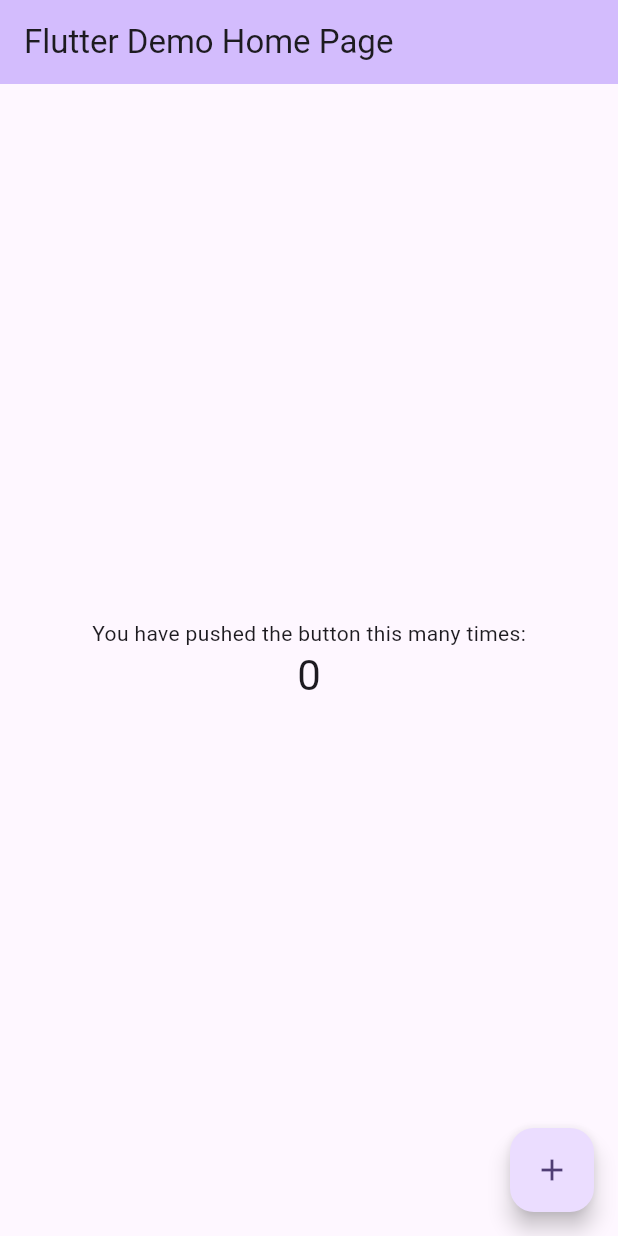
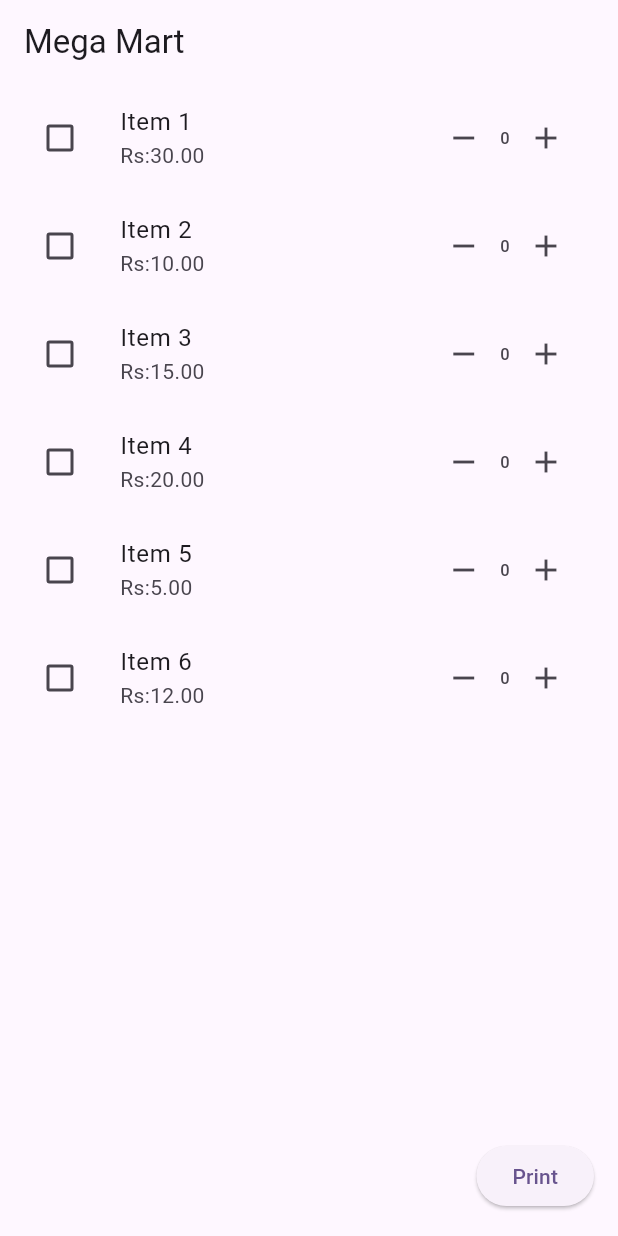
Before and after one commit to CBS-Developments/Receipt-Printing-App, a Flutter app: the screen it shows after launch, on a phone screen of 412 x 824 dp. Run offline on Flutter 3.47's test engine with Material 2 defaults, Android fonts, the phone set to English and light mode, and no system bars; missing offline and left inert: bluetooth_print.

Commit message:
Mega Mart Done

```diff
--- /dev/null
+++ b/rec_print_app/lib/Pages/HomePage.dart
@@ -0,0 +1,196 @@
+import 'package:flutter/material.dart';
+import 'package:rec_print_app/Pages/printerPage.dart';
+
+void main() {
+  runApp(const MyApp());
+}
+
+class MyApp extends StatelessWidget {
+  const MyApp({super.key});
+
+  @override
+  Widget build(BuildContext context) {
+    return MaterialApp(
+      theme: ThemeData(
+        colorScheme: ColorScheme.fromSeed(seedColor: Colors.deepPurple),
+        useMaterial3: true,
+      ),
+      home: HomePage(),
+    );
+  }
+}
+
+class HomePage extends StatefulWidget {
+  const HomePage({Key? key}) : super(key: key);
+
+  @override
+  State<HomePage> createState() => _HomePageState();
+}
+
+class _HomePageState extends State<HomePage> {
+  List<Item> items = [
+    Item("Item 1", 30.00, 0, 0.00),
+    Item("Item 2", 10.00, 0, 0.00),
+    Item("Item 3", 15.00, 0, 0.00),
+    Item("Item 4", 20.00, 0, 0.00),
+    Item("Item 5", 5.00, 0, 0.00),
+    Item("Item 6", 12.00, 0, 0.00),
+  ];
+
+  @override
+  Widget build(BuildContext context) {
+    return Scaffold(
+      appBar: AppBar(
+        title: Text('Mega Mart'),
+      ),
+      body: ListView.builder(
+        itemCount: items.length,
+        itemBuilder: (context, index) {
+          return ItemTile(
+            item: items[index],
+            onQuantityChanged: (int value) {
+              setState(() {
+                items[index].quantity = value;
+                if (items[index].isSelected) {
+                  items[index].total = value * items[index].price; // Update the total if selected
+                }
+              });
+            },
+            onSelectedChanged: (bool value) {
+              setState(() {
+                items[index].isSelected = value;
+                if (value) {
+                  items[index].total = items[index].quantity * items[index].price; // Update the total when selecting
+                } else {
+                  items[index].total = 0; // Set the total to 0 when deselecting
+                }
+              });
+            },
+          );
+        },
+      ),
+      floatingActionButton: ElevatedButton(
+        onPressed: () {
+          // Filter selected items
+          List<Item> selectedItems = items.where((item) => item.isSelected).toList();
+
+          // Calculate subtotal for selected items
+          double subtotal = 0;
+          for (var item in selectedItems) {
+            subtotal += item.total;
+          }
+          String stSubtotal = subtotal.toStringAsFixed(2);
+
+          // Print the selected items
+          printSelectedItems(selectedItems);
+
+          // Print the subtotal
+          print('Subtotal: ${stSubtotal}');
+
+          Navigator.push(
+            context,
+            MaterialPageRoute(
+              builder: (context) => PrinterPage(selectedItems: selectedItems, subTotal: stSubtotal,),
+            ),
+          );
+        },
+        child: Text('Print'),
+      ),
+    );
+  }
+
+  void printSelectedItems(List<Item> selectedItems) {
+    print('Selected Items:');
+    for (var item in selectedItems) {
+      print('Name: ${item.name}, Price: ${item.price.toStringAsFixed(2)}, Quantity: ${item.quantity}, Total: \$${item.total.toStringAsFixed(2)}');
+    }
+  }
+}
+
+class ItemTile extends StatefulWidget {
+  final Item item;
+  final ValueChanged<int> onQuantityChanged;
+  final ValueChanged<bool> onSelectedChanged;
+
+  ItemTile({
+    required this.item,
+    required this.onQuantityChanged,
+    required this.onSelectedChanged,
+  });
+
+  @override
+  _ItemTileState createState() => _ItemTileState();
+}
+
+class _ItemTileState extends State<ItemTile> {
+  int quantity = 0;
+  bool selected = false;
+
+  @override
+  void initState() {
+    super.initState();
+    quantity = widget.item.quantity;
+    selected = widget.item.isSelected;
+  }
+
+  @override
+  Widget build(BuildContext context) {
+    return GestureDetector(
+      onTap: () {
+        setState(() {
+          selected = !selected;
+          widget.onSelectedChanged(selected);
+        });
+      },
+      child: ListTile(
+        title: Text(widget.item.name),
+        subtitle: Text('Rs:${widget.item.price.toStringAsFixed(2)}'),
+        leading: Checkbox(
+          value: selected,
+          onChanged: (newValue) {
+            setState(() {
+              selected = newValue ?? false;
+              widget.onSelectedChanged(selected);
+            });
+          },
+        ),
+        trailing: Row(
+          mainAxisSize: MainAxisSize.min,
+          children: [
+            IconButton(
+              icon: Icon(Icons.remove),
+              onPressed: () {
+                if (quantity > 0) {
+                  setState(() {
+                    quantity--;
+                    widget.onQuantityChanged(quantity);
+                  });
+                }
+              },
+            ),
+            Text(quantity.toString()),
+            IconButton(
+              icon: Icon(Icons.add),
+              onPressed: () {
+                setState(() {
+                  quantity++;
+                  widget.onQuantityChanged(quantity);
+                });
+              },
+            ),
+          ],
+        ),
+      ),
+    );
+  }
+}
+
+class Item {
+  final String name;
+  final double price;
+  int quantity;
+  double total;
+  bool isSelected;
+
+  Item(this.name, this.price, this.quantity, this.total, {this.isSelected = false});
+}
--- a/rec_print_app/lib/main.dart
+++ b/rec_print_app/lib/main.dart
@@ -1,4 +1,6 @@
 import 'package:flutter/material.dart';
+
+import 'Pages/HomePage.dart';
 
 void main() {
   runApp(const MyApp());
@@ -11,115 +13,12 @@ class MyApp extends StatelessWidget {
   @override
   Widget build(BuildContext context) {
     return MaterialApp(
-      title: 'Flutter Demo',
+      debugShowCheckedModeBanner: false,
       theme: ThemeData(
-        // This is the theme of your application.
-        //
-        // TRY THIS: Try running your application with "flutter run". You'll see
-        // the application has a blue toolbar. Then, without quitting the app,
-        // try changing the seedColor in the colorScheme below to Colors.green
-        // and then invoke "hot reload" (save your changes or press the "hot
-        // reload" button in a Flutter-supported IDE, or press "r" if you used
-        // the command line to start the app).
-        //
-        // Notice that the counter didn't reset back to zero; the application
-        // state is not lost during the reload. To reset the state, use hot
-        // restart instead.
-        //
-        // This works for code too, not just values: Most code changes can be
-        // tested with just a hot reload.
         colorScheme: ColorScheme.fromSeed(seedColor: Colors.deepPurple),
         useMaterial3: true,
       ),
-      home: const MyHomePage(title: 'Flutter Demo Home Page'),
+      home: HomePage(),
     );
   }
 }
-
-class MyHomePage extends StatefulWidget {
-  const MyHomePage({super.key, required this.title});
-
-  // This widget is the home page of your application. It is stateful, meaning
-  // that it has a State object (defined below) that contains fields that affect
-  // how it looks.
-
-  // This class is the configuration for the state. It holds the values (in this
-  // case the title) provided by the parent (in this case the App widget) and
-  // used by the build method of the State. Fields in a Widget subclass are
-  // always marked "final".
-
-  final String title;
-
-  @override
-  State<MyHomePage> createState() => _MyHomePageState();
-}
-
-class _MyHomePageState extends State<MyHomePage> {
-  int _counter = 0;
-
-  void _incrementCounter() {
-    setState(() {
-      // This call to setState tells the Flutter framework that something has
-      // changed in this State, which causes it to rerun the build method below
-      // so that the display can reflect the updated values. If we changed
-      // _counter without calling setState(), then the build method would not be
-      // called again, and so nothing would appear to happen.
-      _counter++;
-    });
-  }
-
-  @override
-  Widget build(BuildContext context) {
-    // This method is rerun every time setState is called, for instance as done
-    // by the _incrementCounter method above.
-    //
-    // The Flutter framework has been optimized to make rerunning build methods
-    // fast, so that you can just rebuild anything that needs updating rather
-    // than having to individually change instances of widgets.
-    return Scaffold(
-      appBar: AppBar(
-        // TRY THIS: Try changing the color here to a specific color (to
-        // Colors.amber, perhaps?) and trigger a hot reload to see the AppBar
-        // change color while the other colors stay the same.
-        backgroundColor: Theme.of(context).colorScheme.inversePrimary,
-        // Here we take the value from the MyHomePage object that was created by
-        // the App.build method, and use it to set our appbar title.
-        title: Text(widget.title),
-      ),
-      body: Center(
-        // Center is a layout widget. It takes a single child and positions it
-        // in the middle of the parent.
-        child: Column(
-          // Column is also a layout widget. It takes a list of children and
-          // arranges them vertically. By default, it sizes itself to fit its
-          // children horizontally, and tries to be as tall as its parent.
-          //
-          // Column has various properties to control how it sizes itself and
-          // how it positions its children. Here we use mainAxisAlignment to
-          // center the children vertically; the main axis here is the vertical
-          // axis because Columns are vertical (the cross axis would be
-          // horizontal).
-          //
-          // TRY THIS: Invoke "debug painting" (choose the "Toggle Debug Paint"
-          // action in the IDE, or press "p" in the console), to see the
-          // wireframe for each widget.
-          mainAxisAlignment: MainAxisAlignment.center,
-          children: <Widget>[
-            const Text(
-              'You have pushed the button this many times:',
-            ),
-            Text(
-              '$_counter',
-              style: Theme.of(context).textTheme.headlineMedium,
-            ),
-          ],
-        ),
-      ),
-      floatingActionButton: FloatingActionButton(
-        onPressed: _incrementCounter,
-        tooltip: 'Increment',
-        child: const Icon(Icons.add),
-      ), // This trailing comma makes auto-formatting nicer for build methods.
-    );
-  }
-}
--- a/rec_print_app/pubspec.yaml
+++ b/rec_print_app/pubspec.yaml
@@ -35,6 +35,8 @@ dependencies:
   # The following adds the Cupertino Icons font to your application.
   # Use with the CupertinoIcons class for iOS style icons.
   cupertino_icons: ^1.0.2
+  bluetooth_print: ^4.3.0
+  intl: ^0.17.0
 
 dev_dependencies:
   flutter_test:
```
Also changed, not shown: rec_print_app/lib/Pages/printerPage.dart (added, +278 -0 lines), rec_print_app/pubspec.lock, 1 other file.
